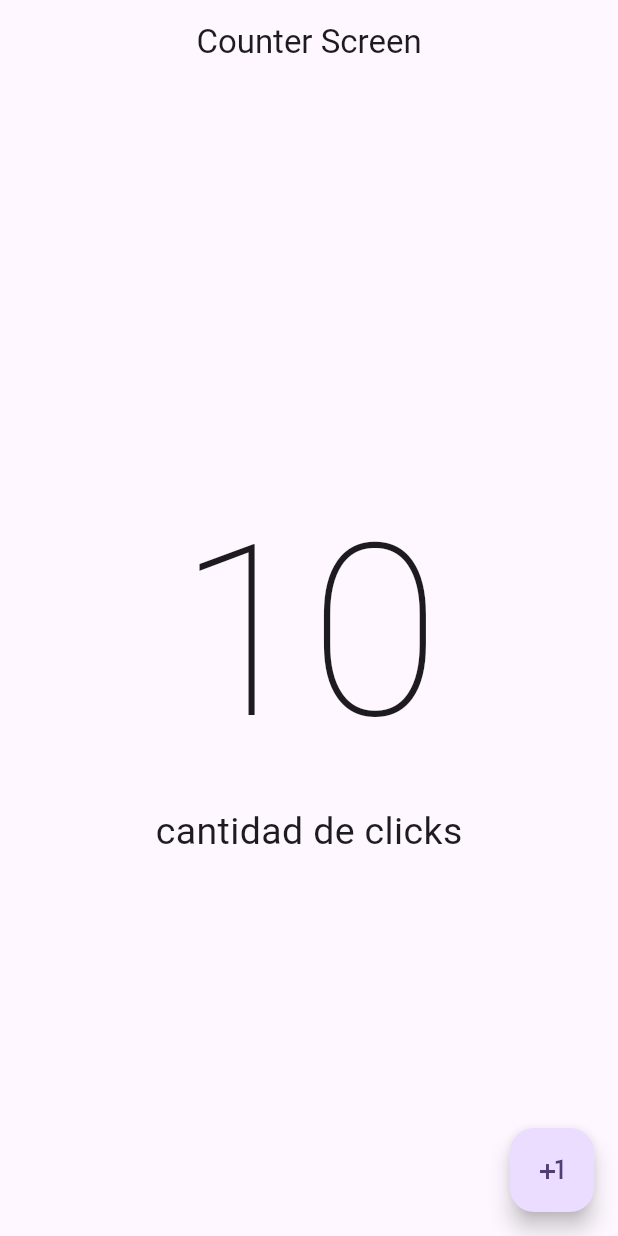
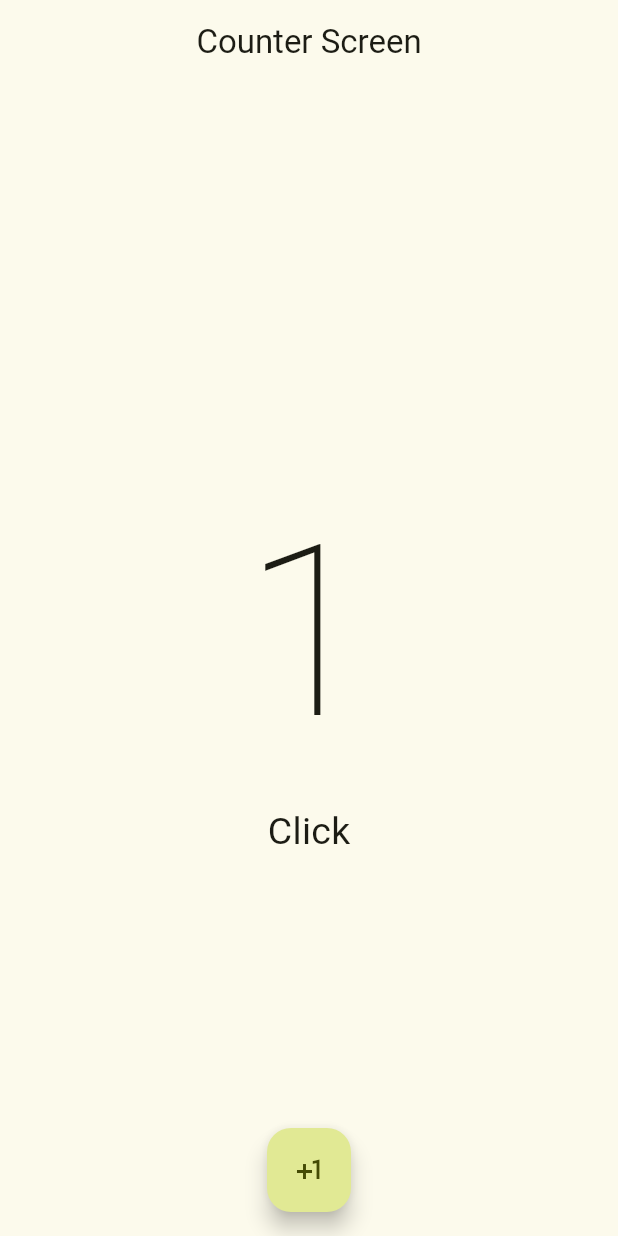
Before and after one commit to recover1988/FLUTTER-HolaMundo, a Flutter app: the screen it shows after launch, after a tap on the "plus one" icon, on a phone screen of 412 x 824 dp. Run offline on Flutter 3.47's test engine with Material 2 defaults, Android fonts, the phone set to English and light mode, and no system bars.

```diff
--- a/lib/main.dart
+++ b/lib/main.dart
@@ -13,7 +13,7 @@ class MyApp extends StatelessWidget {
     return MaterialApp(
         debugShowCheckedModeBanner: false,
         theme:
-            ThemeData(useMaterial3: true, colorSchemeSeed: Colors.deepPurple),
+            ThemeData(useMaterial3: true, colorSchemeSeed: Colors.lime),
         home: const CounterScreen() // CounterScreem
         );
   }
--- a/lib/screens/counter/counter_screen.dart
+++ b/lib/screens/counter/counter_screen.dart
@@ -1,8 +1,14 @@
 import 'package:flutter/material.dart';
 
-class CounterScreen extends StatelessWidget {
+class CounterScreen extends StatefulWidget {
   const CounterScreen({super.key});
 
+  @override
+  State<CounterScreen> createState() => _CounterScreenState();
+}
+
+class _CounterScreenState extends State<CounterScreen> {
+  int clickCounter = 0;
   @override
   Widget build(BuildContext context) {
     return Scaffold(
@@ -13,22 +19,27 @@ class CounterScreen extends StatelessWidget {
       body: Center(
         child: Column(
           mainAxisAlignment: MainAxisAlignment.center,
-          children: const [
+          children: [
             Text(
-              '10',
-              style: TextStyle(fontSize: 160, fontWeight: FontWeight.w100),
+              '$clickCounter',
+              style:
+                  const TextStyle(fontSize: 160, fontWeight: FontWeight.w100),
             ),
             Text(
-              'cantidad de clicks',
-              style: TextStyle(
+              clickCounter == 1 ? 'Click' : 'Clicks',
+              style: const TextStyle(
                 fontSize: 25,
               ),
             )
           ],
         ),
       ),
+      floatingActionButtonLocation: FloatingActionButtonLocation.centerFloat,
       floatingActionButton: FloatingActionButton(
-        onPressed: () {},
+        onPressed: () {
+          clickCounter += 1;
+          setState(() {});
+        },
         child: const Icon(Icons.plus_one),
       ),
     );
```
Also changed, not shown: 1 other file.
